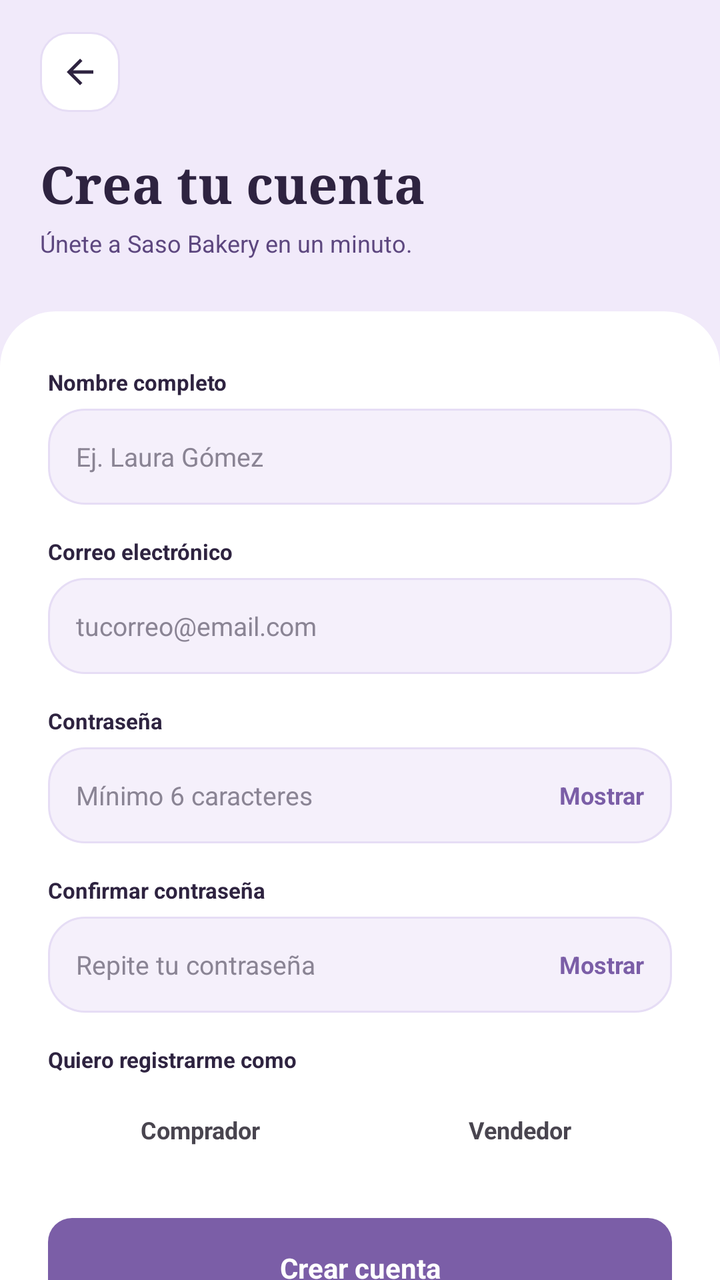
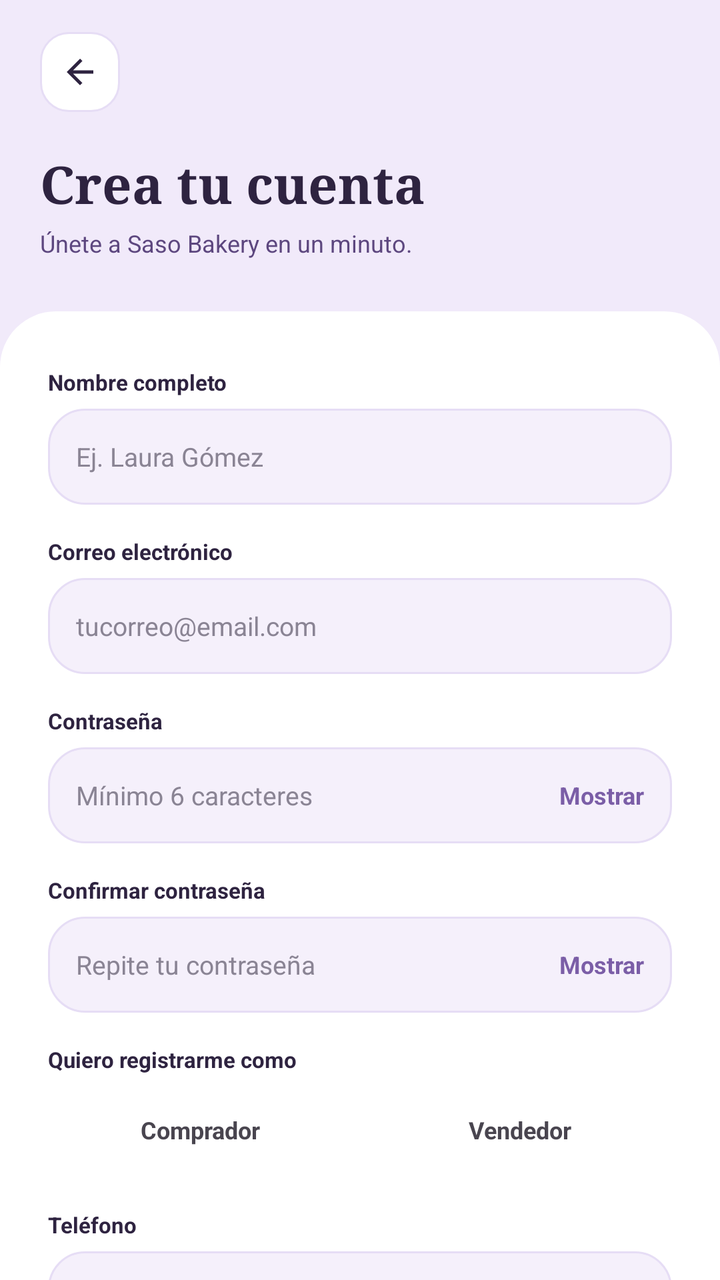

The first picture is an Android layout as it rendered before a commit; the second is the same layout after the commit. The layout source and the unified diff follow.
<!-- AndroidManifest.xml: application theme Theme.SasoBakeryApp -->
<!-- res/layout/activity_registro.xml -->
<?xml version="1.0" encoding="utf-8"?>
<FrameLayout xmlns:android="http://schemas.android.com/apk/res/android"
    xmlns:tools="http://schemas.android.com/tools"
    android:id="@+id/main"
    android:layout_width="match_parent"
    android:layout_height="match_parent"
    android:background="#F1EAFA"
    tools:context=".RegistroActivity">

    <ScrollView
        android:layout_width="match_parent"
        android:layout_height="match_parent"
        android:fillViewport="true"
        android:overScrollMode="never"
        android:scrollbars="none">

        <LinearLayout
            android:layout_width="match_parent"
            android:layout_height="wrap_content"
            android:orientation="vertical">

            
            <LinearLayout
                android:id="@+id/headerRegistro"
                android:layout_width="match_parent"
                android:layout_height="wrap_content"
                android:orientation="vertical"
                android:paddingStart="20dp"
                android:paddingTop="16dp"
                android:paddingEnd="20dp"
                android:paddingBottom="26dp">

                <FrameLayout
                    android:id="@+id/btnVolver"
                    android:layout_width="40dp"
                    android:layout_height="40dp"
                    android:background="@drawable/bg_users_input"
                    android:clickable="true"
                    android:focusable="true">

                    <ImageView
                        android:layout_width="20dp"
                        android:layout_height="20dp"
                        android:layout_gravity="center"
                        android:contentDescription="Volver"
                        android:src="@drawable/ic_arrow_back"
                        android:tint="#2E2340" />
                </FrameLayout>

                <TextView
                    android:layout_width="wrap_content"
                    android:layout_height="wrap_content"
                    android:layout_marginTop="18dp"
                    android:fontFamily="serif"
                    android:text="Crea tu cuenta"
                    android:textColor="#2E2340"
                    android:textSize="26sp"
                    android:textStyle="bold" />

                <TextView
                    android:layout_width="wrap_content"
                    android:layout_height="wrap_content"
                    android:layout_marginTop="4dp"
                    android:text="Únete a Saso Bakery en un minuto."
                    android:textColor="#5D477F"
                    android:textSize="12sp" />
            </LinearLayout>

            
            <LinearLayout
                android:id="@+id/panelRegistro"
                android:layout_width="match_parent"
                android:layout_height="0dp"
                android:layout_weight="1"
                android:background="@drawable/bg_login_panel"
                android:orientation="vertical"
                android:paddingStart="24dp"
                android:paddingTop="28dp"
                android:paddingEnd="24dp"
                android:paddingBottom="24dp">

                
                <TextView
                    android:layout_width="wrap_content"
                    android:layout_height="wrap_content"
                    android:text="Nombre completo"
                    android:textColor="#2E2340"
                    android:textSize="11sp"
                    android:textStyle="bold" />

                <EditText
                    android:id="@+id/etNombre"
                    android:layout_width="match_parent"
                    android:layout_height="48dp"
                    android:layout_marginTop="6dp"
                    android:background="@drawable/bg_users_stats"
                    android:hint="Ej. Laura Gómez"
                    android:imeOptions="actionNext"
                    android:importantForAutofill="no"
                    android:inputType="textPersonName|textCapWords"
                    android:maxLength="60"
                    android:maxLines="1"
                    android:paddingStart="14dp"
                    android:paddingEnd="14dp"
                    android:textColor="#2E2340"
                    android:textColorHint="#8A8494"
                    android:textSize="13sp" />

                
                <TextView
                    android:layout_width="wrap_content"
                    android:layout_height="wrap_content"
                    android:layout_marginTop="16dp"
                    android:text="Correo electrónico"
                    android:textColor="#2E2340"
                    android:textSize="11sp"
                    android:textStyle="bold" />

                <EditText
                    android:id="@+id/etCorreo"
                    android:layout_width="match_parent"
                    android:layout_height="48dp"
                    android:layout_marginTop="6dp"
                    android:background="@drawable/bg_users_stats"
                    android:hint="tucorreo@email.com"
                    android:imeOptions="actionNext"
                    android:importantForAutofill="no"
                    android:inputType="textEmailAddress"
                    android:maxLength="80"
                    android:maxLines="1"
                    android:paddingStart="14dp"
                    android:paddingEnd="14dp"
                    android:textColor="#2E2340"
                    android:textColorHint="#8A8494"
                    android:textSize="13sp" />

                
                <TextView
                    android:layout_width="wrap_content"
                    android:layout_height="wrap_content"
                    android:layout_marginTop="16dp"
                    android:text="Contraseña"
                    android:textColor="#2E2340"
                    android:textSize="11sp"
                    android:textStyle="bold" />

                <LinearLayout
                    android:layout_width="match_parent"
                    android:layout_height="48dp"
                    android:layout_marginTop="6dp"
                    android:background="@drawable/bg_users_stats"
                    android:gravity="center_vertical"
                    android:orientation="horizontal">

                    <EditText
                        android:id="@+id/etClave"
                        android:layout_width="0dp"
                        android:layout_height="match_parent"
                        android:layout_weight="1"
                        android:background="@null"
                        android:hint="Mínimo 6 caracteres"
                        android:imeOptions="actionNext"
                        android:importantForAutofill="no"
                        android:inputType="textPassword"
                        android:maxLines="1"
                        android:paddingStart="14dp"
                        android:paddingEnd="8dp"
                        android:textColor="#2E2340"
                        android:textColorHint="#8A8494"
                        android:textSize="13sp" />

                    <TextView
                        android:id="@+id/btnMostrarClave"
                        android:layout_width="wrap_content"
                        android:layout_height="match_parent"
                        android:clickable="true"
                        android:focusable="true"
                        android:gravity="center"
                        android:paddingStart="8dp"
                        android:paddingEnd="14dp"
                        android:text="Mostrar"
                        android:textColor="#7B5EA7"
                        android:textSize="12sp"
                        android:textStyle="bold" />
                </LinearLayout>

                
                <TextView
                    android:layout_width="wrap_content"
                    android:layout_height="wrap_content"
                    android:layout_marginTop="16dp"
                    android:text="Confirmar contraseña"
                    android:textColor="#2E2340"
                    android:textSize="11sp"
                    android:textStyle="bold" />

                <LinearLayout
                    android:layout_width="match_parent"
                    android:layout_height="48dp"
                    android:layout_marginTop="6dp"
                    android:background="@drawable/bg_users_stats"
                    android:gravity="center_vertical"
                    android:orientation="horizontal">

                    <EditText
                        android:id="@+id/etConfirmar"
                        android:layout_width="0dp"
                        android:layout_height="match_parent"
                        android:layout_weight="1"
                        android:background="@null"
                        android:hint="Repite tu contraseña"
                        android:imeOptions="actionDone"
                        android:importantForAutofill="no"
                        android:inputType="textPassword"
                        android:maxLines="1"
                        android:paddingStart="14dp"
                        android:paddingEnd="8dp"
                        android:textColor="#2E2340"
                        android:textColorHint="#8A8494"
                        android:textSize="13sp" />

                    <TextView
                        android:id="@+id/btnMostrarConfirmar"
                        android:layout_width="wrap_content"
                        android:layout_height="match_parent"
                        android:clickable="true"
                        android:focusable="true"
                        android:gravity="center"
                        android:paddingStart="8dp"
                        android:paddingEnd="14dp"
                        android:text="Mostrar"
                        android:textColor="#7B5EA7"
                        android:textSize="12sp"
                        android:textStyle="bold" />
                </LinearLayout>

                
                <TextView
                    android:layout_width="wrap_content"
                    android:layout_height="wrap_content"
                    android:layout_marginTop="16dp"
                    android:text="Quiero registrarme como"
                    android:textColor="#2E2340"
                    android:textSize="11sp"
                    android:textStyle="bold" />

                <LinearLayout
                    android:layout_width="match_parent"
                    android:layout_height="wrap_content"
                    android:layout_marginTop="8dp"
                    android:orientation="horizontal">

                    <TextView
                        android:id="@+id/chipRolComprador"
                        android:layout_width="0dp"
                        android:layout_height="40dp"
                        android:layout_weight="1"
                        android:clickable="true"
                        android:focusable="true"
                        android:gravity="center"
                        android:text="Comprador"
                        android:textSize="12sp"
                        android:textStyle="bold" />

                    <TextView
                        android:id="@+id/chipRolVendedor"
                        android:layout_width="0dp"
                        android:layout_height="40dp"
                        android:layout_marginStart="8dp"
                        android:layout_weight="1"
                        android:clickable="true"
                        android:focusable="true"
                        android:gravity="center"
                        android:text="Vendedor"
                        android:textSize="12sp"
                        android:textStyle="bold" />
                </LinearLayout>

                <LinearLayout
                    android:id="@+id/bloqueNegocio"
                    android:layout_width="match_parent"
                    android:layout_height="wrap_content"
                    android:orientation="vertical"
                    android:visibility="gone">

                    <TextView
                        android:layout_width="wrap_content"
                        android:layout_height="wrap_content"
                        android:layout_marginTop="20dp"
                        android:text="Datos de tu negocio (Saso Bakery)"
                        android:textColor="#5D477F"
                        android:textSize="12sp"
                        android:textStyle="bold" />

                    <TextView
                        android:layout_width="wrap_content"
                        android:layout_height="wrap_content"
                        android:layout_marginTop="12dp"
                        android:text="Teléfono"
                        android:textColor="#2E2340"
                        android:textSize="11sp"
                        android:textStyle="bold" />

                    <EditText
                        android:id="@+id/etTelefono"
                        android:layout_width="match_parent"
                        android:layout_height="48dp"
                        android:layout_marginTop="6dp"
                        android:background="@drawable/bg_users_stats"
                        android:hint="Ej. 300 123 4567"
                        android:imeOptions="actionNext"
                        android:importantForAutofill="no"
                        android:inputType="phone"
                        android:maxLength="20"
                        android:maxLines="1"
                        android:paddingStart="14dp"
                        android:paddingEnd="14dp"
                        android:textColor="#2E2340"
                        android:textColorHint="#8A8494"
                        android:textSize="13sp" />

                    <TextView
                        android:layout_width="wrap_content"
                        android:layout_height="wrap_content"
                        android:layout_marginTop="16dp"
                        android:text="Dirección"
                        android:textColor="#2E2340"
                        android:textSize="11sp"
                        android:textStyle="bold" />

                    <EditText
                        android:id="@+id/etDireccion"
                        android:layout_width="match_parent"
                        android:layout_height="48dp"
                        android:layout_marginTop="6dp"
                        android:background="@drawable/bg_users_stats"
                        android:hint="Ej. Cra 7 # 45-20, Bogotá"
                        android:imeOptions="actionNext"
                        android:importantForAutofill="no"
                        android:inputType="textPostalAddress|textCapSentences"
                        android:maxLength="100"
                        android:maxLines="1"
                        android:paddingStart="14dp"
                        android:paddingEnd="14dp"
                        android:textColor="#2E2340"
                        android:textColorHint="#8A8494"
                        android:textSize="13sp" />

                    <TextView
                        android:layout_width="wrap_content"
                        android:layout_height="wrap_content"
                        android:layout_marginTop="16dp"
                        android:text="Horario de atención"
                        android:textColor="#2E2340"
                        android:textSize="11sp"
                        android:textStyle="bold" />

                    <EditText
                        android:id="@+id/etHorario"
                        android:layout_width="match_parent"
                        android:layout_height="48dp"
                        android:layout_marginTop="6dp"
                        android:background="@drawable/bg_users_stats"
                        android:hint="Ej. Lun - Sáb · 8:00 a. m. - 6:00 p. m."
                        android:imeOptions="actionDone"
                        android:importantForAutofill="no"
                        android:inputType="text|textCapSentences"
                        android:maxLength="60"
                        android:maxLines="1"
                        android:paddingStart="14dp"
                        android:paddingEnd="14dp"
                        android:textColor="#2E2340"
                        android:textColorHint="#8A8494"
                        android:textSize="13sp" />
                </LinearLayout>
                
                <TextView
                    android:id="@+id/btnCrearCuenta"
                    android:layout_width="match_parent"
                    android:layout_height="50dp"
                    android:layout_marginTop="24dp"
                    android:background="@drawable/bg_users_button"
                    android:clickable="true"
                    android:focusable="true"
                    android:gravity="center"
                    android:text="Crear cuenta"
                    android:textColor="#FFFFFF"
                    android:textSize="14sp"
                    android:textStyle="bold" />

                <TextView
                    android:id="@+id/btnYaTengoCuenta"
                    android:layout_width="wrap_content"
                    android:layout_height="wrap_content"
                    android:layout_gravity="center_horizontal"
                    android:layout_marginTop="16dp"
                    android:clickable="true"
                    android:focusable="true"
                    android:padding="6dp"
                    android:text="¿Ya tienes cuenta? Inicia sesión"
                    android:textColor="#7B5EA7"
                    android:textSize="12sp"
                    android:textStyle="bold" />
            </LinearLayout>
        </LinearLayout>
    </ScrollView>
</FrameLayout>
<!-- resources referenced by this layout -->
<resources>
  <!-- drawable bg_login_panel (drawable) -->
  <?xml version="1.0" encoding="utf-8"?>
  <shape xmlns:android="http://schemas.android.com/apk/res/android" android:shape="rectangle">
      <solid android:color="#FFFFFF" />
      <corners
          android:topLeftRadius="28dp"
          android:topRightRadius="28dp" />
  </shape>
  <!-- drawable bg_users_button (drawable) -->
  <?xml version="1.0" encoding="utf-8"?>
  <shape xmlns:android="http://schemas.android.com/apk/res/android" android:shape="rectangle">
      <solid android:color="#7B5EA7" />
      <corners android:radius="12dp" />
  </shape>
  <!-- drawable bg_users_input (drawable) -->
  <?xml version="1.0" encoding="utf-8"?>
  <shape xmlns:android="http://schemas.android.com/apk/res/android" android:shape="rectangle">
      <solid android:color="#FFFFFF" />
      <stroke android:width="1dp" android:color="#E6DDF5" />
      <corners android:radius="14dp" />
  </shape>
  <!-- drawable bg_users_stats (drawable) -->
  <?xml version="1.0" encoding="utf-8"?>
  <shape xmlns:android="http://schemas.android.com/apk/res/android" android:shape="rectangle">
      <solid android:color="#F5F0FB" />
      <stroke android:width="1dp" android:color="#E6DDF5" />
      <corners android:radius="18dp" />
  </shape>
  <!-- drawable ic_arrow_back (drawable) -->
  <?xml version="1.0" encoding="utf-8"?>
  <vector xmlns:android="http://schemas.android.com/apk/res/android"
      android:width="24dp"
      android:height="24dp"
      android:viewportWidth="24"
      android:viewportHeight="24">
      <path
          android:fillColor="#FF000000"
          android:pathData="M20,11H7.83l5.59,-5.59L12,4l-8,8 8,8 1.41,-1.41L7.83,13H20v-2z" />
  </vector>
  <style name="Theme.SasoBakeryApp" parent="Base.Theme.SasoBakeryApp" />
  <style name="Base.Theme.SasoBakeryApp" parent="Theme.Material3.DayNight.NoActionBar">
          
          
      </style>
</resources>

<!-- the commit's change to res/layout/activity_registro.xml (unified diff, before → after) -->
@@ -276,103 +276,41 @@
                         android:textStyle="bold" />
                 </LinearLayout>
 
-                <LinearLayout
-                    android:id="@+id/bloqueNegocio"
-                    android:layout_width="match_parent"
-                    android:layout_height="wrap_content"
-                    android:orientation="vertical"
-                    android:visibility="gone">
-
-                    <TextView
-                        android:layout_width="wrap_content"
-                        android:layout_height="wrap_content"
-                        android:layout_marginTop="20dp"
-                        android:text="Datos de tu negocio (Saso Bakery)"
-                        android:textColor="#5D477F"
-                        android:textSize="12sp"
-                        android:textStyle="bold" />
-
-                    <TextView
-                        android:layout_width="wrap_content"
-                        android:layout_height="wrap_content"
-                        android:layout_marginTop="12dp"
-                        android:text="Teléfono"
-                        android:textColor="#2E2340"
-                        android:textSize="11sp"
-                        android:textStyle="bold" />
-
-                    <EditText
-                        android:id="@+id/etTelefono"
-                        android:layout_width="match_parent"
-                        android:layout_height="48dp"
-                        android:layout_marginTop="6dp"
-                        android:background="@drawable/bg_users_stats"
-                        android:hint="Ej. 300 123 4567"
-                        android:imeOptions="actionNext"
-                        android:importantForAutofill="no"
-                        android:inputType="phone"
-                        android:maxLength="20"
-                        android:maxLines="1"
-                        android:paddingStart="14dp"
-                        android:paddingEnd="14dp"
-                        android:textColor="#2E2340"
-                        android:textColorHint="#8A8494"
-                        android:textSize="13sp" />
-
-                    <TextView
-                        android:layout_width="wrap_content"
-                        android:layout_height="wrap_content"
-                        android:layout_marginTop="16dp"
-                        android:text="Dirección"
-                        android:textColor="#2E2340"
-                        android:textSize="11sp"
-                        android:textStyle="bold" />
-
-                    <EditText
-                        android:id="@+id/etDireccion"
-                        android:layout_width="match_parent"
-                        android:layout_height="48dp"
-                        android:layout_marginTop="6dp"
-                        android:background="@drawable/bg_users_stats"
-                        android:hint="Ej. Cra 7 # 45-20, Bogotá"
-                        android:imeOptions="actionNext"
-                        android:importantForAutofill="no"
-                        android:inputType="textPostalAddress|textCapSentences"
-                        android:maxLength="100"
-                        android:maxLines="1"
-                        android:paddingStart="14dp"
-                        android:paddingEnd="14dp"
-                        android:textColor="#2E2340"
-                        android:textColorHint="#8A8494"
-                        android:textSize="13sp" />
-
-                    <TextView
-                        android:layout_width="wrap_content"
-                        android:layout_height="wrap_content"
-                        android:layout_marginTop="16dp"
-                        android:text="Horario de atención"
-                        android:textColor="#2E2340"
-                        android:textSize="11sp"
-                        android:textStyle="bold" />
-
-                    <EditText
-                        android:id="@+id/etHorario"
-                        android:layout_width="match_parent"
-                        android:layout_height="48dp"
-                        android:layout_marginTop="6dp"
-                        android:background="@drawable/bg_users_stats"
-                        android:hint="Ej. Lun - Sáb · 8:00 a. m. - 6:00 p. m."
-                        android:imeOptions="actionDone"
-                        android:importantForAutofill="no"
-                        android:inputType="text|textCapSentences"
-                        android:maxLength="60"
-                        android:maxLines="1"
-                        android:paddingStart="14dp"
-                        android:paddingEnd="14dp"
-                        android:textColor="#2E2340"
-                        android:textColorHint="#8A8494"
-                        android:textSize="13sp" />
-                </LinearLayout>
+                <TextView
+                    android:layout_width="wrap_content"
+                    android:layout_height="wrap_content"
+                    android:layout_marginTop="20dp"
+                    android:text="Teléfono"
+                    android:textColor="#2E2340"
+                    android:textSize="11sp"
+                    android:textStyle="bold" />
+
+                <EditText
+                    android:id="@+id/etTelefono"
+                    android:layout_width="match_parent"
+                    android:layout_height="48dp"
+                    android:layout_marginTop="6dp"
+                    android:background="@drawable/bg_users_stats"
+                    android:hint="Ej. 300 123 4567"
+                    android:imeOptions="actionDone"
+                    android:importantForAutofill="no"
+                    android:inputType="phone"
+                    android:maxLength="20"
+                    android:maxLines="1"
+                    android:paddingStart="14dp"
+                    android:paddingEnd="14dp"
+                    android:textColor="#2E2340"
+                    android:textColorHint="#8A8494"
+                    android:textSize="13sp" />
+
+                <TextView
+                    android:layout_width="wrap_content"
+                    android:layout_height="wrap_content"
+                    android:layout_marginTop="6dp"
+                    android:text="Te llamaremos solo para temas de tus pedidos."
+                    android:textColor="#8A8494"
+                    android:textSize="10sp" />
+
                 
                 <TextView
                     android:id="@+id/btnCrearCuenta"
